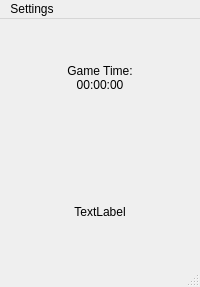
Qt form form.ui (JareBear12418/Flip) before a commit.
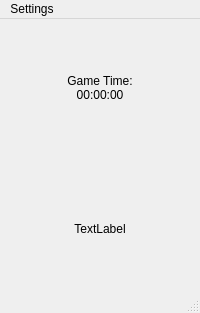
The same form after that commit.

Commit message: Copy screenshot

Patch:
```diff
--- a/form.ui
+++ b/form.ui
@@ -7,7 +7,7 @@
     <x>0</x>
     <y>0</y>
     <width>200</width>
-    <height>287</height>
+    <height>313</height>
    </rect>
   </property>
   <property name="sizePolicy">
```
Left out of the diff: 3 changed lines with no effect on the pictures. The commit also changes 1 other file.
